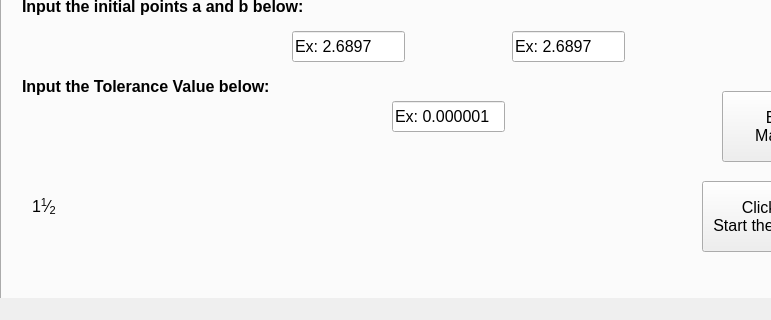
Before: the Qt Designer form MainFiles/UIDesign.ui in Fawad-Javed-Fateh/Zephyr-I, drawn with Qt 5; both pictures show x 0 to 771 and y 300 to 620 of the 900 by 620 pixel window.
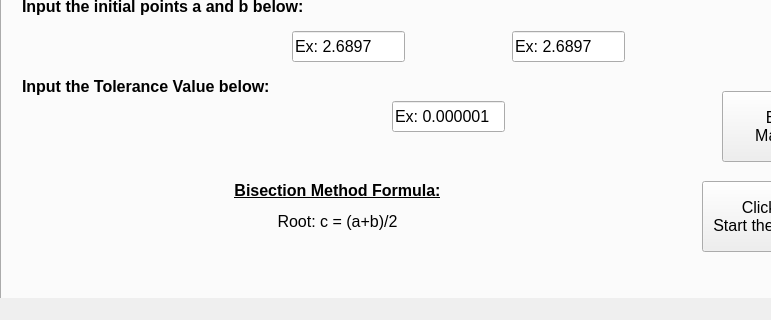
After: the same form once the commit is applied. The open tabs and pages were chosen to show the change.

Commit message: Combo box selection tweaked

Patch:
```diff
--- a/MainFiles/UIDesign.ui
+++ b/MainFiles/UIDesign.ui
@@ -283,8 +283,7 @@
        </rect>
       </property>
       <property name="text">
-       <string>1&lt;sup&gt;1&lt;/sup&gt;&amp;frasl;&lt;sub&gt;2&lt;/sub&gt;
-</string>
+       <string>&lt;html&gt;&lt;head/&gt;&lt;body&gt;&lt;p align=&quot;center&quot;&gt;&lt;span style=&quot; font-weight:600; text-decoration: underline;&quot;&gt;Bisection Method Formula:&lt;/span&gt;&lt;/p&gt;&lt;p align=&quot;center&quot;&gt;Root: c = (a+b)/2&lt;/p&gt;&lt;/body&gt;&lt;/html&gt;</string>
       </property>
      </widget>
      <widget class="QPushButton" name="Chp2startbutton">
```
The commit also changes 1 other file.
